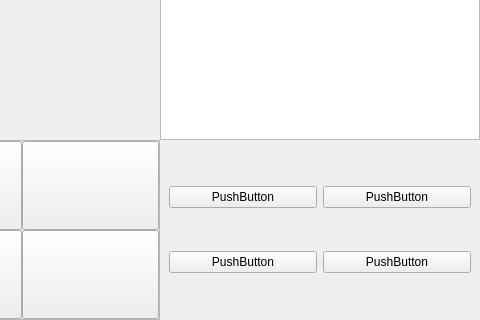
Old version of the form ui/mainwindow.ui in the repository Shenxian9/ConfigStudio; both pictures show x 800 to 1280 and y 400 to 720 of the 1280 by 720 pixel window.
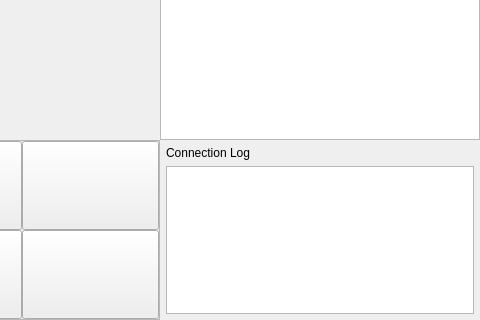
New version of the form. Custom widgets are drawn as their Qt base class.

Commit message: Add connection log pane in widget_3 and wire datasource events

Diff of the .ui file:
```diff
--- a/ui/mainwindow.ui
+++ b/ui/mainwindow.ui
@@ -382,32 +382,30 @@
             </item>
             <item>
              <widget class="QWidget" name="widget_3" native="true">
-              <layout class="QGridLayout" name="gridLayout_2">
-               <item row="1" column="1">
-                <widget class="QPushButton" name="pushButton_6">
+              <layout class="QVBoxLayout" name="verticalLayout_log">
+               <property name="leftMargin">
+                <number>6</number>
+               </property>
+               <property name="topMargin">
+                <number>6</number>
+               </property>
+               <property name="rightMargin">
+                <number>6</number>
+               </property>
+               <property name="bottomMargin">
+                <number>6</number>
+               </property>
+               <item>
+                <widget class="QLabel" name="labelConnectionLog">
                  <property name="text">
-                  <string>PushButton</string>
+                  <string>Connection Log</string>
                  </property>
                 </widget>
                </item>
-               <item row="0" column="1">
-                <widget class="QPushButton" name="pushButton_4">
-                 <property name="text">
-                  <string>PushButton</string>
-                 </property>
-                </widget>
-               </item>
-               <item row="1" column="0">
-                <widget class="QPushButton" name="pushButton_5">
-                 <property name="text">
-                  <string>PushButton</string>
-                 </property>
-                </widget>
-               </item>
-               <item row="0" column="0">
-                <widget class="QPushButton" name="pushButton_3">
-                 <property name="text">
-                  <string>PushButton</string>
+               <item>
+                <widget class="QTextEdit" name="connectionLogView">
+                 <property name="readOnly">
+                  <bool>true</bool>
                  </property>
                 </widget>
                </item>
```
The commit also changes 2 other files.
